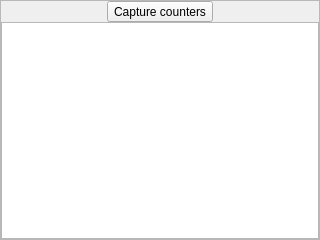
baldurk/renderdoc, file qrenderdoc/Windows/PerformanceCounterViewer.ui: the form before one commit.
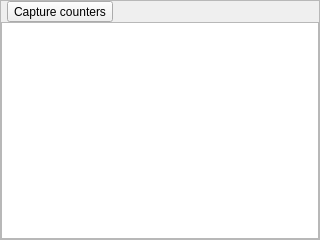
The form after the commit.

Commit message: Use spacer to left-align capture counters button

```diff
--- a/qrenderdoc/Windows/PerformanceCounterViewer.ui
+++ b/qrenderdoc/Windows/PerformanceCounterViewer.ui
@@ -56,6 +56,19 @@
        </property>
       </widget>
      </item>
+     <item>
+      <spacer name="horizontalSpacer">
+       <property name="orientation">
+        <enum>Qt::Horizontal</enum>
+       </property>
+       <property name="sizeHint" stdset="0">
+        <size>
+         <width>40</width>
+         <height>20</height>
+        </size>
+       </property>
+      </spacer>
+     </item>
     </layout>
    </item>
    <item>
```
